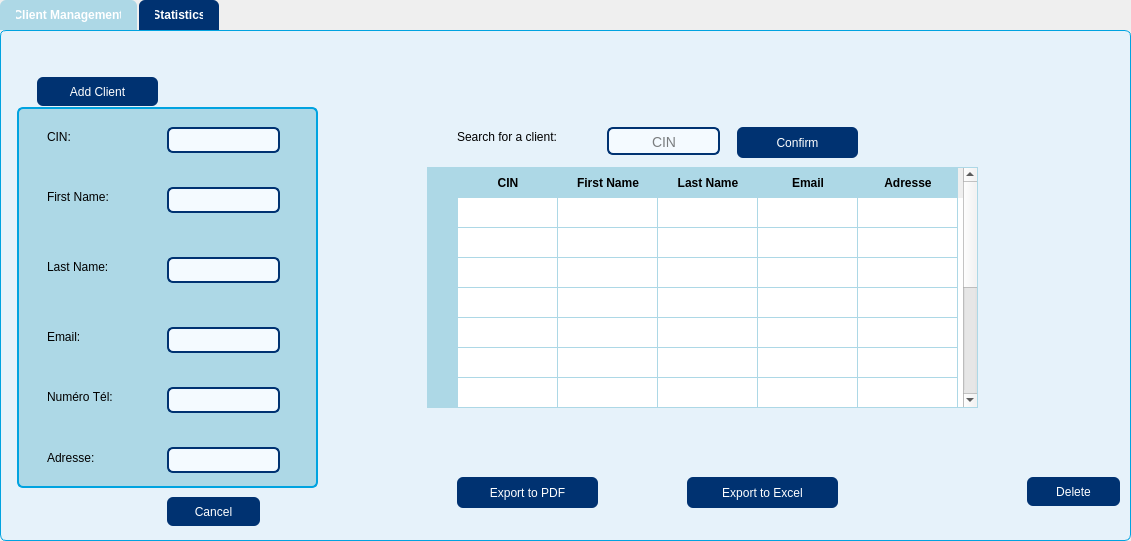
This is clientwindow.ui in Esprit-UP-Algo/projetpcc-2a26-voltshop as Qt 5 draws it before an edit. The edited form follows.
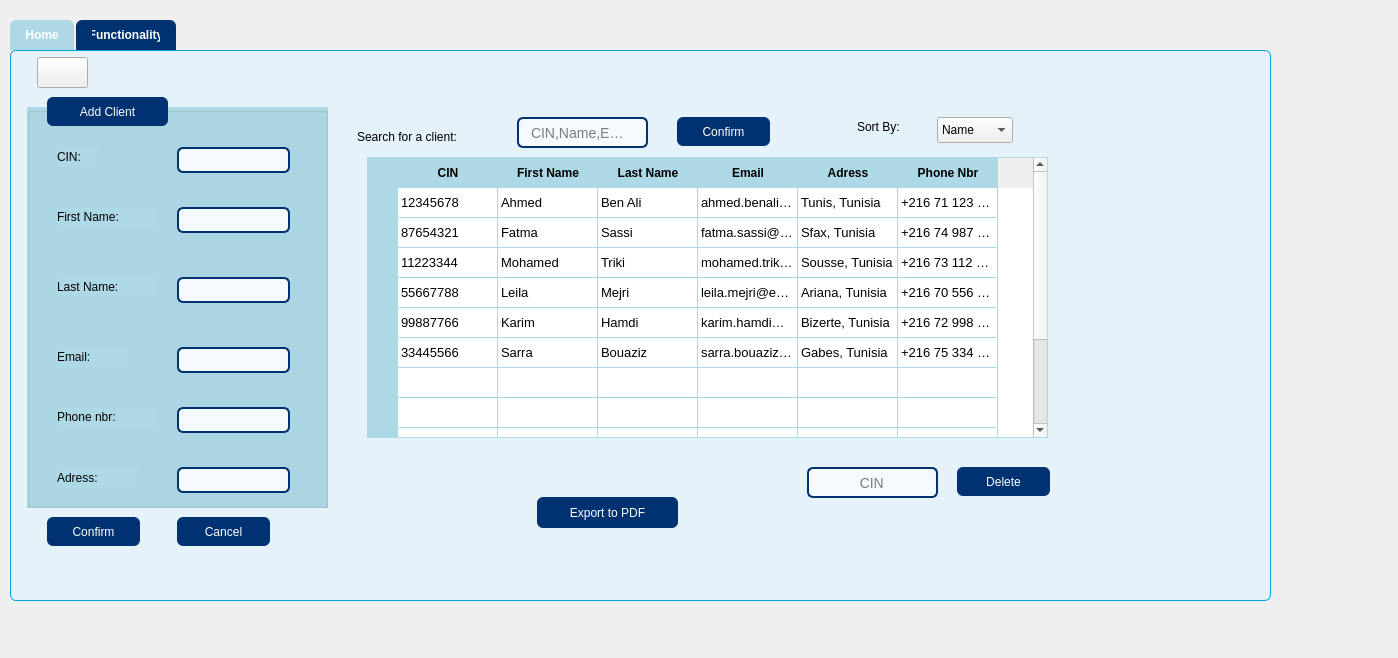
This is the edited form. Icons and pictures are not drawn.

The edit to the form file:
```diff
--- a/clientwindow.ui
+++ b/clientwindow.ui
@@ -6,8 +6,8 @@
    <rect>
     <x>0</x>
     <y>0</y>
-    <width>1131</width>
-    <height>541</height>
+    <width>1398</width>
+    <height>658</height>
    </rect>
   </property>
   <property name="windowTitle">
@@ -16,10 +16,10 @@
   <widget class="QTabWidget" name="tabWidget">
    <property name="geometry">
     <rect>
-     <x>0</x>
-     <y>0</y>
-     <width>1131</width>
-     <height>541</height>
+     <x>10</x>
+     <y>20</y>
+     <width>1261</width>
+     <height>581</height>
     </rect>
    </property>
    <property name="styleSheet">
@@ -58,7 +58,7 @@
    </property>
    <widget class="QWidget" name="tab">
     <attribute name="title">
-     <string>Client Management</string>
+     <string>Home</string>
     </attribute>
     <widget class="QGroupBox" name="groupBox">
      <property name="geometry">
@@ -70,26 +70,7 @@
       </rect>
      </property>
      <property name="styleSheet">
-      <string notr="true">QGroupBox {
-    background-color: rgb(173, 216, 230);
-    border: 2px solid #00A3E0;
-    border-radius: 6px;
-    margin-top: 20px;
-    padding: 10px;
-    font-family: Segoe UI, Arial;
-    font-size: 14px;
-    font-weight: bold;
-    color: #003271;
-}
-
-QGroupBox::title {
-    subcontrol-origin: margin;
-    subcontrol-position: top left;
-    padding: 2px 8px;
-    background-color: #00A3E0;
-    color: white;
-    border-radius: 4px;
-}</string>
+      <string notr="true">background-color: rgb(173, 216, 230);</string>
      </property>
      <property name="title">
       <string/>
@@ -105,7 +86,7 @@
       </property>
       <property name="styleSheet">
        <string notr="true">font: 900 9pt &quot;Swis721 Blk BT&quot;;
-color: rgb(0, 0, 0);</string>
+</string>
       </property>
       <property name="text">
        <string>CIN:</string>
@@ -122,7 +103,7 @@
       </property>
       <property name="styleSheet">
        <string notr="true">font: 900 9pt &quot;Swis721 Blk BT&quot;;
-color: rgb(0, 0, 0);</string>
+</string>
       </property>
       <property name="text">
        <string>First Name:</string>
@@ -139,7 +120,7 @@
       </property>
       <property name="styleSheet">
        <string notr="true">font: 900 9pt &quot;Swis721 Blk BT&quot;;
-color: rgb(0, 0, 0);</string>
+</string>
       </property>
       <property name="text">
        <string>Email:</string>
@@ -156,7 +137,7 @@
       </property>
       <property name="styleSheet">
        <string notr="true">font: 900 9pt &quot;Swis721 Blk BT&quot;;
-color: rgb(0, 0, 0);</string>
+</string>
       </property>
       <property name="text">
        <string>Last Name:</string>
@@ -173,10 +154,10 @@
       </property>
       <property name="styleSheet">
        <string notr="true">font: 900 9pt &quot;Swis721 Blk BT&quot;;
-color: rgb(0, 0, 0);</string>
+</string>
       </property>
       <property name="text">
-       <string>Numéro Tél:</string>
+       <string>Phone nbr:</string>
       </property>
      </widget>
      <widget class="QLabel" name="label_6">
@@ -190,10 +171,10 @@
       </property>
       <property name="styleSheet">
        <string notr="true">font: 900 9pt &quot;Swis721 Blk BT&quot;;
-color: rgb(0, 0, 0);</string>
+</string>
       </property>
       <property name="text">
-       <string>Adresse:</string>
+       <string>Adress:</string>
       </property>
      </widget>
      <widget class="QLineEdit" name="lineEdit_cin">
@@ -210,7 +191,7 @@
     background-color: #f4faff;
     border: 2px solid #003271;
     border-radius: 6px;
-    padding: 6px 10px;
+    padding: 3px 3px;
     font-size: 14px;
     color: #000000;
 }
@@ -235,7 +216,7 @@
     background-color: #f4faff;
     border: 2px solid #003271;
     border-radius: 6px;
-    padding: 6px 10px;
+    padding: 3px 3px;
     font-size: 14px;
     color: #000000;
 }
@@ -260,7 +241,7 @@
     background-color: #f4faff;
     border: 2px solid #003271;
     border-radius: 6px;
-    padding: 6px 10px;
+    padding: 3px 3px;
     font-size: 14px;
     color: #000000;
 }
@@ -285,7 +266,7 @@
     background-color: #f4faff;
     border: 2px solid #003271;
     border-radius: 6px;
-    padding: 6px 10px;
+    padding: 3px 3px;
     font-size: 14px;
     color: #000000;
 }
@@ -310,7 +291,7 @@
     background-color: #f4faff;
     border: 2px solid #003271;
     border-radius: 6px;
-    padding: 6px 10px;
+    padding: 3px 3px;
     font-size: 14px;
     color: #000000;
 }
@@ -335,7 +316,7 @@
     background-color: #f4faff;
     border: 2px solid #003271;
     border-radius: 6px;
-    padding: 6px 10px;
+    padding: 3px 3px;
     font-size: 14px;
     color: #000000;
 }
@@ -347,7 +328,31 @@
       </property>
      </widget>
     </widget>
-    <widget class="QPushButton" name="pushButton_cancel">
+    <widget class="QPushButton" name="pushButton_25">
+     <property name="geometry">
+      <rect>
+       <x>30</x>
+       <y>460</y>
+       <width>93</width>
+       <height>29</height>
+      </rect>
+     </property>
+     <property name="styleSheet">
+      <string notr="true">QPushButton {
+	font: 900 9pt &quot;Swis721 Blk BT&quot;;
+    background-color: #003271;
+    color: white;
+    border-radius: 6px;
+    padding: 6px 12px;
+}
+QPushButton:hover { background-color: #004599; }
+QPushButton:pressed { background-color: #002050; }</string>
+     </property>
+     <property name="text">
+      <string>Confirm</string>
+     </property>
+    </widget>
+    <widget class="QPushButton" name="pushButton_26">
      <property name="geometry">
       <rect>
        <x>160</x>
@@ -371,136 +376,20 @@
       <string>Cancel</string>
      </property>
     </widget>
-    <widget class="QPushButton" name="pushButton_addclient">
+    <widget class="QTableWidget" name="tableWidget_3">
      <property name="geometry">
       <rect>
-       <x>30</x>
-       <y>40</y>
-       <width>121</width>
-       <height>29</height>
-      </rect>
-     </property>
-     <property name="styleSheet">
-      <string notr="true">QPushButton {
-	font: 900 9pt &quot;Swis721 Blk BT&quot;;
-    background-color: #003271;
-    color: white;
-    border-radius: 6px;
-    padding: 6px 12px;
-}
-QPushButton:hover { background-color: #004599; }
-QPushButton:pressed { background-color: #002050; }</string>
-     </property>
-     <property name="text">
-      <string>Add Client</string>
-     </property>
-    </widget>
-    <widget class="QPushButton" name="pushButton_exportpdf">
-     <property name="geometry">
-      <rect>
-       <x>450</x>
-       <y>440</y>
-       <width>141</width>
-       <height>31</height>
-      </rect>
-     </property>
-     <property name="styleSheet">
-      <string notr="true">QPushButton {
-	font: 900 9pt &quot;Swis721 Blk BT&quot;;
-    background-color: #003271;
-    color: white;
-    border-radius: 6px;
-    padding: 6px 12px;
-    qproperty-icon: url(:/images/ressource/PDF.png);
-    qproperty-iconSize: 20px 20px;
-}
-QPushButton:hover { background-color: #004599; }
-QPushButton:pressed { background-color: #002050; }</string>
-     </property>
-     <property name="text">
-      <string>Export to PDF</string>
-     </property>
-    </widget>
-    <widget class="QPushButton" name="pushButton_exportexcel">
-     <property name="geometry">
-      <rect>
-       <x>680</x>
-       <y>440</y>
-       <width>151</width>
-       <height>31</height>
-      </rect>
-     </property>
-     <property name="styleSheet">
-      <string notr="true">QPushButton {
-	font: 900 9pt &quot;Swis721 Blk BT&quot;;
-    background-color: #003271;
-    color: white;
-    border-radius: 6px;
-    padding: 6px 12px;
-    qproperty-icon: url(:/images/ressource/EXCEL.png);
-    qproperty-iconSize: 20px 20px;
-}
-QPushButton:hover { background-color: #004599; }
-QPushButton:pressed { background-color: #002050; }</string>
-     </property>
-     <property name="text">
-      <string>Export to Excel</string>
-     </property>
-    </widget>
-    <widget class="QPushButton" name="pushButton_delete">
-     <property name="geometry">
-      <rect>
-       <x>1020</x>
-       <y>440</y>
-       <width>93</width>
-       <height>29</height>
-      </rect>
-     </property>
-     <property name="styleSheet">
-      <string notr="true">QPushButton {
-	font: 900 9pt &quot;Swis721 Blk BT&quot;;
-    background-color: #003271;
-    color: white;
-    border-radius: 6px;
-    padding: 6px 12px;
-}
-QPushButton:hover { background-color: #004599; }
-QPushButton:pressed { background-color: #002050; }</string>
-     </property>
-     <property name="text">
-      <string>Delete</string>
-     </property>
-    </widget>
-    <widget class="QLabel" name="label_8">
-     <property name="geometry">
-      <rect>
-       <x>450</x>
-       <y>90</y>
-       <width>121</width>
-       <height>20</height>
-      </rect>
-     </property>
-     <property name="styleSheet">
-      <string notr="true">font: 900 9pt &quot;Swis721 Blk BT&quot;;
-color: rgb(0, 0, 0);</string>
-     </property>
-     <property name="text">
-      <string>Search for a client:</string>
-     </property>
-    </widget>
-    <widget class="QTableWidget" name="tableWidget">
-     <property name="geometry">
-      <rect>
-       <x>420</x>
-       <y>130</y>
-       <width>551</width>
-       <height>241</height>
+       <x>350</x>
+       <y>100</y>
+       <width>681</width>
+       <height>281</height>
       </rect>
      </property>
      <property name="styleSheet">
       <string notr="true">QTableWidget {
     background-color: white;
-    alternate-background-color: #E6F2FA;
+	color : black;  
+ 	alternate-background-color: #E6F2FA;
     gridline-color: #ADD8E6;
     border: 1px solid #ADD8E6;
     selection-background-color: #003271;
@@ -580,17 +469,259 @@
      </column>
      <column>
       <property name="text">
-       <string>Adresse</string>
+       <string>Adress</string>
       </property>
      </column>
+     <column>
+      <property name="text">
+       <string>Phone Nbr</string>
+      </property>
+     </column>
+     <item row="0" column="0">
+      <property name="text">
+       <string>12345678</string>
+      </property>
+     </item>
+     <item row="0" column="1">
+      <property name="text">
+       <string>Ahmed</string>
+      </property>
+     </item>
+     <item row="0" column="2">
+      <property name="text">
+       <string>Ben Ali</string>
+      </property>
+     </item>
+     <item row="0" column="3">
+      <property name="text">
+       <string>ahmed.benali@email.com</string>
+      </property>
+     </item>
+     <item row="0" column="4">
+      <property name="text">
+       <string>Tunis, Tunisia</string>
+      </property>
+     </item>
+     <item row="0" column="5">
+      <property name="text">
+       <string>+216 71 123 456</string>
+      </property>
+     </item>
+     <item row="1" column="0">
+      <property name="text">
+       <string>87654321</string>
+      </property>
+     </item>
+     <item row="1" column="1">
+      <property name="text">
+       <string>Fatma</string>
+      </property>
+     </item>
+     <item row="1" column="2">
+      <property name="text">
+       <string>Sassi</string>
+      </property>
+     </item>
+     <item row="1" column="3">
+      <property name="text">
+       <string>fatma.sassi@email.com</string>
+      </property>
+     </item>
+     <item row="1" column="4">
+      <property name="text">
+       <string>Sfax, Tunisia</string>
+      </property>
+     </item>
+     <item row="1" column="5">
+      <property name="text">
+       <string>+216 74 987 654</string>
+      </property>
+     </item>
+     <item row="2" column="0">
+      <property name="text">
+       <string>11223344</string>
+      </property>
+     </item>
+     <item row="2" column="1">
+      <property name="text">
+       <string>Mohamed</string>
+      </property>
+     </item>
+     <item row="2" column="2">
+      <property name="text">
+       <string>Triki</string>
+      </property>
+     </item>
+     <item row="2" column="3">
+      <property name="text">
+       <string>mohamed.triki@email.com</string>
+      </property>
+     </item>
+     <item row="2" column="4">
+      <property name="text">
+       <string>Sousse, Tunisia</string>
+      </property>
+     </item>
+     <item row="2" column="5">
+      <property name="text">
+       <string>+216 73 112 233</string>
+      </property>
+     </item>
+     <item row="3" column="0">
+      <property name="text">
+       <string>55667788</string>
+      </property>
+     </item>
+     <item row="3" column="1">
+      <property name="text">
+       <string>Leila</string>
+      </property>
+     </item>
+     <item row="3" column="2">
+      <property name="text">
+       <string>Mejri</string>
+      </property>
+     </item>
+     <item row="3" column="3">
+      <property name="text">
+       <string>leila.mejri@email.com</string>
+      </property>
+     </item>
+     <item row="3" column="4">
+      <property name="text">
+       <string>Ariana, Tunisia</string>
+      </property>
+     </item>
+     <item row="3" column="5">
+      <property name="text">
+       <string>+216 70 556 677</string>
+      </property>
+     </item>
+     <item row="4" column="0">
+      <property name="text">
+       <string>99887766</string>
+      </property>
+     </item>
+     <item row="4" column="1">
+      <property name="text">
+       <string>Karim</string>
+      </property>
+     </item>
+     <item row="4" column="2">
+      <property name="text">
+       <string>Hamdi</string>
+      </property>
+     </item>
+     <item row="4" column="3">
+      <property name="text">
+       <string>karim.hamdi@email.com</string>
+      </property>
+     </item>
+     <item row="4" column="4">
+      <property name="text">
+       <string>Bizerte, Tunisia</string>
+      </property>
+     </item>
+     <item row="4" column="5">
+      <property name="text">
+       <string>+216 72 998 877</string>
+      </property>
+     </item>
+     <item row="5" column="0">
+      <property name="text">
+       <string>33445566</string>
+      </property>
+     </item>
+     <item row="5" column="1">
+      <property name="text">
+       <string>Sarra</string>
+      </property>
+     </item>
+     <item row="5" column="2">
+      <property name="text">
+       <string>Bouaziz</string>
+      </property>
+     </item>
+     <item row="5" column="3">
+      <property name="text">
+       <string>sarra.bouaziz@email.com</string>
+      </property>
+     </item>
+     <item row="5" column="4">
+      <property name="text">
+       <string>Gabes, Tunisia</string>
+      </property>
+     </item>
+     <item row="5" column="5">
+      <property name="text">
+       <string>+216 75 334 455</string>
+      </property>
+     </item>
     </widget>
-    <widget class="QPushButton" name="pushButton_3">
+    <widget class="QComboBox" name="comboBox_3">
      <property name="geometry">
       <rect>
-       <x>730</x>
-       <y>90</y>
-       <width>121</width>
-       <height>31</height>
+       <x>920</x>
+       <y>60</y>
+       <width>76</width>
+       <height>26</height>
+      </rect>
+     </property>
+     <item>
+      <property name="text">
+       <string>Name</string>
+      </property>
+     </item>
+     <item>
+      <property name="text">
+       <string>Adress</string>
+      </property>
+     </item>
+     <item>
+      <property name="text">
+       <string/>
+      </property>
+     </item>
+    </widget>
+    <widget class="QLabel" name="label_23">
+     <property name="geometry">
+      <rect>
+       <x>840</x>
+       <y>60</y>
+       <width>63</width>
+       <height>20</height>
+      </rect>
+     </property>
+     <property name="styleSheet">
+      <string notr="true">font: 900 9pt &quot;Swis721 Blk BT&quot;;</string>
+     </property>
+     <property name="text">
+      <string>Sort By:</string>
+     </property>
+    </widget>
+    <widget class="QLabel" name="label_24">
+     <property name="geometry">
+      <rect>
+       <x>340</x>
+       <y>70</y>
+       <width>161</width>
+       <height>20</height>
+      </rect>
+     </property>
+     <property name="styleSheet">
+      <string notr="true">font: 900 9pt &quot;Swis721 Blk BT&quot;;</string>
+     </property>
+     <property name="text">
+      <string>Search for a client:</string>
+     </property>
+    </widget>
+    <widget class="QPushButton" name="pushButton_27">
+     <property name="geometry">
+      <rect>
+       <x>660</x>
+       <y>60</y>
+       <width>93</width>
+       <height>29</height>
       </rect>
      </property>
      <property name="styleSheet">
@@ -608,13 +739,85 @@
       <string>Confirm</string>
      </property>
     </widget>
-    <widget class="QLineEdit" name="lineEdit_4">
+    <widget class="QPushButton" name="pushButton_28">
      <property name="geometry">
       <rect>
-       <x>600</x>
-       <y>90</y>
-       <width>113</width>
-       <height>28</height>
+       <x>520</x>
+       <y>440</y>
+       <width>141</width>
+       <height>31</height>
+      </rect>
+     </property>
+     <property name="styleSheet">
+      <string notr="true">QPushButton {
+	font: 900 9pt &quot;Swis721 Blk BT&quot;;
+    background-color: #003271;
+    color: white;
+    border-radius: 6px;
+    padding: 6px 12px;
+}
+QPushButton:hover { background-color: #004599; }
+QPushButton:pressed { background-color: #002050; }</string>
+     </property>
+     <property name="text">
+      <string>Export to PDF</string>
+     </property>
+    </widget>
+    <widget class="QPushButton" name="pushButton_29">
+     <property name="geometry">
+      <rect>
+       <x>30</x>
+       <y>40</y>
+       <width>121</width>
+       <height>29</height>
+      </rect>
+     </property>
+     <property name="styleSheet">
+      <string notr="true">QPushButton {
+	font: 900 9pt &quot;Swis721 Blk BT&quot;;
+    background-color: #003271;
+    color: white;
+    border-radius: 6px;
+    padding: 6px 12px;
+}
+QPushButton:hover { background-color: #004599; }
+QPushButton:pressed { background-color: #002050; }</string>
+     </property>
+     <property name="text">
+      <string>Add Client</string>
+     </property>
+    </widget>
+    <widget class="QPushButton" name="pushButton_30">
+     <property name="geometry">
+      <rect>
+       <x>940</x>
+       <y>410</y>
+       <width>93</width>
+       <height>29</height>
+      </rect>
+     </property>
+     <property name="styleSheet">
+      <string notr="true">QPushButton {
+	font: 900 9pt &quot;Swis721 Blk BT&quot;;
+    background-color: #003271;
+    color: white;
+    border-radius: 6px;
+    padding: 6px 12px;
+}
+QPushButton:hover { background-color: #004599; }
+QPushButton:pressed { background-color: #002050; }</string>
+     </property>
+     <property name="text">
+      <string>Delete</string>
+     </property>
+    </widget>
+    <widget class="QLineEdit" name="lineEdit_23">
+     <property name="geometry">
+      <rect>
+       <x>500</x>
+       <y>60</y>
+       <width>131</width>
+       <height>31</height>
       </rect>
      </property>
      <property name="styleSheet">
@@ -630,21 +833,36 @@
 QLineEdit:focus {
     border: 2px solid #1e6fd9;
     background-color: #ffffff;
-}
-</string>
-     </property>
-     <property name="text">
-      <string/>
+}</string>
      </property>
      <property name="placeholderText">
-      <string>        CIN</string>
+      <string>CIN,Name,Email</string>
      </property>
     </widget>
-    <widget class="QPushButton" name="pushButton_10">
+    <widget class="QLabel" name="PDF_3">
      <property name="geometry">
       <rect>
-       <x>420</x>
-       <y>160</y>
+       <x>470</x>
+       <y>430</y>
+       <width>41</width>
+       <height>41</height>
+      </rect>
+     </property>
+     <property name="text">
+      <string/>
+     </property>
+     <property name="pixmap">
+      <pixmap>../../../../Desktop/projetpcc-2a26-voltshop-gestion_client/PDF.png</pixmap>
+     </property>
+     <property name="scaledContents">
+      <bool>true</bool>
+     </property>
+    </widget>
+    <widget class="QPushButton" name="pushButton_31">
+     <property name="geometry">
+      <rect>
+       <x>350</x>
+       <y>140</y>
        <width>31</width>
        <height>31</height>
       </rect>
@@ -656,6 +874,7 @@
     padding: 8px;
     font-weight: bold;
     color: black;
+    font-size: 12px;
 }
 
 QPushButton:hover {
@@ -677,8 +896,8 @@
     <widget class="QPushButton" name="pushButton_11">
      <property name="geometry">
       <rect>
-       <x>420</x>
-       <y>190</y>
+       <x>350</x>
+       <y>180</y>
        <width>31</width>
        <height>31</height>
       </rect>
@@ -690,6 +909,7 @@
     padding: 8px;
     font-weight: bold;
     color: black;
+    font-size: 12px;
 }
 
 QPushButton:hover {
@@ -711,46 +931,91 @@
     <widget class="QPushButton" name="pushButton_12">
      <property name="geometry">
       <rect>
-       <x>420</x>
+       <x>350</x>
+       <y>300</y>
+       <width>31</width>
+       <height>31</height>
+      </rect>
+     </property>
+     <property name="toolTip">
+      <string>Edit this client</string>
+     </property>
+     <property name="styleSheet">
+      <string notr="true">QPushButton {
+    background-color: rgb(173, 216, 230);
+    border-radius: 10px;
+    padding: 8px;
+    font-weight: bold;
+    color: black;
+    font-size: 12px;
+}
+
+QPushButton:hover {
+    background-color: rgb(135, 206, 250); /* un bleu un peu plus clair */
+}
+
+QPushButton:pressed {
+    background-color: rgb(100, 149, 237); /* un bleu un peu plus foncé */
+}
+</string>
+     </property>
+     <property name="text">
+      <string/>
+     </property>
+     <property name="icon">
+      <iconset theme="QIcon::ThemeIcon::MailMessageNew"/>
+     </property>
+    </widget>
+    <widget class="QPushButton" name="pushButton_34">
+     <property name="geometry">
+      <rect>
+       <x>350</x>
+       <y>260</y>
+       <width>31</width>
+       <height>31</height>
+      </rect>
+     </property>
+     <property name="toolTip">
+      <string>Edit this client</string>
+     </property>
+     <property name="styleSheet">
+      <string notr="true">QPushButton {
+    background-color: rgb(173, 216, 230);
+    border-radius: 10px;
+    padding: 8px;
+    font-weight: bold;
+    color: black;
+    font-size: 12px;
+}
+
+QPushButton:hover {
+    background-color: rgb(135, 206, 250); /* un bleu un peu plus clair */
+}
+
+QPushButton:pressed {
+    background-color: rgb(100, 149, 237); /* un bleu un peu plus foncé */
+}
+</string>
+     </property>
+     <property name="text">
+      <string/>
+     </property>
+     <property name="icon">
+      <iconset theme="QIcon::ThemeIcon::MailMessageNew"/>
+     </property>
+    </widget>
+    <widget class="QPushButton" name="pushButton_35">
+     <property name="geometry">
+      <rect>
+       <x>350</x>
        <y>220</y>
        <width>31</width>
        <height>31</height>
       </rect>
      </property>
-     <property name="styleSheet">
-      <string notr="true">QPushButton {
-    background-color: rgb(173, 216, 230);
-    border-radius: 10px;
-    padding: 8px;
-    font-weight: bold;
-    color: black;
-}
-
-QPushButton:hover {
-    background-color: rgb(135, 206, 250); /* un bleu un peu plus clair */
-}
-
-QPushButton:pressed {
-    background-color: rgb(100, 149, 237); /* un bleu un peu plus foncé */
-}
-</string>
+     <property name="toolTip">
+      <string>Edit this client</string>
      </property>
-     <property name="text">
-      <string/>
-     </property>
-     <property name="icon">
-      <iconset theme="QIcon::ThemeIcon::MailMessageNew"/>
-     </property>
-    </widget>
-    <widget class="QPushButton" name="pushButton_13">
-     <property name="geometry">
-      <rect>
-       <x>420</x>
-       <y>250</y>
-       <width>31</width>
-       <height>31</height>
-      </rect>
-     </property>
      <property name="styleSheet">
       <string notr="true">QPushButton {
     background-color: rgb(173, 216, 230);
@@ -758,6 +1023,7 @@
     padding: 8px;
     font-weight: bold;
     color: black;
+    font-size: 12px;
 }
 
 QPushButton:hover {
@@ -779,8 +1045,8 @@
     <widget class="QPushButton" name="pushButton_14">
      <property name="geometry">
       <rect>
-       <x>420</x>
-       <y>280</y>
+       <x>350</x>
+       <y>330</y>
        <width>31</width>
        <height>31</height>
       </rect>
@@ -792,6 +1058,7 @@
     padding: 8px;
     font-weight: bold;
     color: black;
+    font-size: 12px;
 }
 
 QPushButton:hover {
@@ -810,35 +1077,32 @@
       <iconset theme="QIcon::ThemeIcon::MailMessageNew"/>
      </property>
     </widget>
-    <widget class="QPushButton" name="pushButton_15">
+    <widget class="QLineEdit" name="lineEdit_24">
      <property name="geometry">
       <rect>
-       <x>420</x>
-       <y>310</y>
-       <width>31</width>
+       <x>790</x>
+       <y>410</y>
+       <width>131</width>
        <height>31</height>
       </rect>
      </property>
      <property name="styleSheet">
-      <string notr="true">QPushButton {
-    background-color: rgb(173, 216, 230);
-    border-radius: 10px;
-    padding: 8px;
-    font-weight: bold;
-    color: black;
+      <string notr="true">QLineEdit {
+    background-color: #f4faff;
+    border: 2px solid #003271;
+    border-radius: 6px;
+    padding: 6px 10px;
+    font-size: 14px;
+    color: #000000;
 }
 
-QPushButton:hover {
-    background-color: rgb(135, 206, 250); /* un bleu un peu plus clair */
-}
-
-QPushButton:pressed {
-    background-color: rgb(100, 149, 237); /* un bleu un peu plus foncé */
-}
-</string>
+QLineEdit:focus {
+    border: 2px solid #1e6fd9;
+    background-color: #ffffff;
+}</string>
      </property>
-     <property name="text">
-      <string/>
+     <property name="placeholderText">
+      <string>          CIN</string>
      </property>
      <property name="icon">
       <iconset theme="QIcon::ThemeIcon::MailMessageNew"/>
@@ -847,30 +1111,12 @@
     <widget class="QPushButton" name="pushButton_16">
      <property name="geometry">
       <rect>
-       <x>420</x>
-       <y>340</y>
-       <width>31</width>
+       <x>20</x>
+       <y>0</y>
+       <width>51</width>
        <height>31</height>
       </rect>
      </property>
-     <property name="styleSheet">
-      <string notr="true">QPushButton {
-    background-color: rgb(173, 216, 230);
-    border-radius: 10px;
-    padding: 8px;
-    font-weight: bold;
-    color: black;
-}
-
-QPushButton:hover {
-    background-color: rgb(135, 206, 250); /* un bleu un peu plus clair */
-}
-
-QPushButton:pressed {
-    background-color: rgb(100, 149, 237); /* un bleu un peu plus foncé */
-}
-</string>
-     </property>
      <property name="text">
       <string/>
      </property>
@@ -881,7 +1127,7 @@
    </widget>
    <widget class="QWidget" name="tab_2">
     <attribute name="title">
-     <string>Statistics</string>
+     <string>Functionality</string>
     </attribute>
     <widget class="QLabel" name="stat">
      <property name="geometry">
```
Left out of the diff: 65 changed lines with no effect on the pictures.
